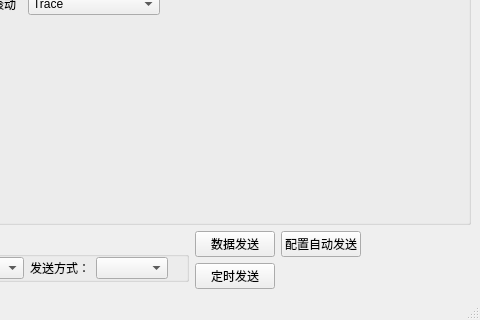
Above: mainwindow.ui from wtiaw/ZLGCAN before the change; both pictures show x 268 to 748 and y 257 to 577 of the 748 by 577 pixel window. Below: the same form after it.
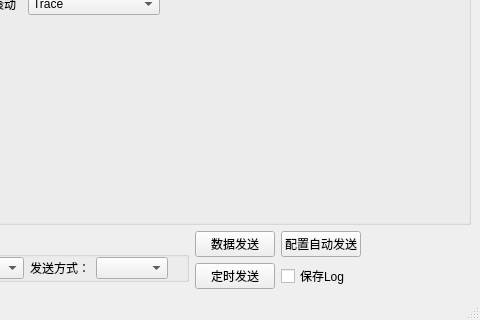
That is the form after the change.

Diff of the .ui file:
```diff
--- a/mainwindow.ui
+++ b/mainwindow.ui
@@ -552,6 +552,13 @@
           </property>
          </widget>
         </item>
+        <item row="1" column="1">
+         <widget class="QCheckBox" name="SaveLog">
+          <property name="text">
+           <string>保存Log</string>
+          </property>
+         </widget>
+        </item>
        </layout>
       </item>
       <item>
```
